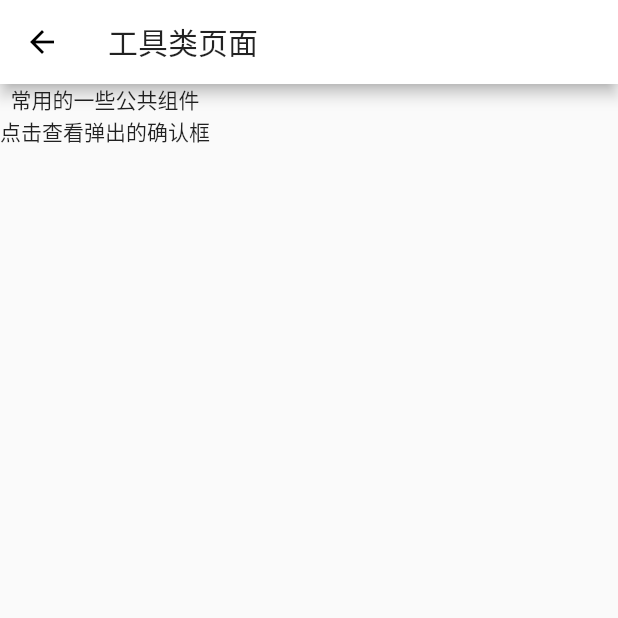
After one commit to yangchunboy/flutter, a Flutter app: the screen it shows after launch, after a tap on "点击跳转工具页面", on a phone screen of 412 x 824 dp, the top half of it. The commit adds this screen. Run offline on Flutter 3.47's test engine with Material 2 defaults, Android fonts, the phone set to English and light mode, and no system bars; our stand-ins replace dio, flutter_screenutil.

Commit message:
新增了provider的demo

```diff
--- a/lib/config/ConfigData.dart
+++ b/lib/config/ConfigData.dart
@@ -1,10 +1,10 @@
 /// 存储一些基本的可配置信息，以及key和账号等信息
 
 class ConfigData {
-  // 设计图的宽度
+  // 设计图的宽度用于初始化flutter_screenutil包
   static const int width = 750;
 
-  // 设计图的高度
+  // 设计图的高度用于初始化flutter_screenutil包
   static const int height = 1335;
 
 }
--- a/lib/pages/demo/DemoPage.dart
+++ b/lib/pages/demo/DemoPage.dart
@@ -4,7 +4,7 @@ import 'package:flutter/widgets.dart';
 class DemoPage extends  StatefulWidget{
 
   final Map params;
-  DemoPage(this.params);
+  DemoPage({this.params});
 
   @override
   _DemoPage createState() {
--- a/lib/pages/home/HomePage.dart
+++ b/lib/pages/home/HomePage.dart
@@ -38,6 +38,18 @@ class _HomePageState extends State<HomePage>{
               Navigator.pushNamed(context, '/detail');
             },
             child: Text('点击跳转详情页面'),
+          ),
+          FlatButton(
+            onPressed: () {
+              Navigator.pushNamed(context, '/tools');
+            },
+            child: Text('点击跳转工具页面'),
+          ),
+          FlatButton(
+            onPressed: () {
+              Navigator.pushNamed(context, '/provider');
+            },
+            child: Text('点击跳转providerDemo'),
           )
         ],
       )
--- /dev/null
+++ b/lib/pages/tools/toolsPage.dart
@@ -0,0 +1,38 @@
+import 'package:app/utils/utils.dart';
+import 'package:flutter/material.dart';
+
+class ToolsPage extends  StatefulWidget{
+
+  final Map params;
+  ToolsPage({this.params});
+
+  @override
+  _ToolsPage createState() {
+    return _ToolsPage();
+  }
+
+}
+
+class _ToolsPage extends State<ToolsPage>{
+  // print(widget.params);
+  @override
+  Widget build(BuildContext context) {
+    return Scaffold(
+      appBar: AppBar(
+        title: Text('工具类页面'),
+      ),
+      body: Column(
+        children: <Widget>[
+          Text('常用的一些公共组件'),
+          InkWell(
+            onTap: (){
+              Utils.showConfirmDialog(context, '确定要删除吗？', (){});
+            },
+            child: Text('点击查看弹出的确认框'),
+          )
+        ]
+      ),
+    );
+  }
+
+}
--- a/lib/router/router.dart
+++ b/lib/router/router.dart
@@ -1,14 +1,18 @@
+import 'package:app/pages/tools/toolsPage.dart';
 import 'package:flutter/material.dart';
 import 'package:app/pages/home/HomePage.dart';
 import 'package:app/pages/product/ProductPage.dart';
 import 'package:app/pages/detail/DetailPage.dart';
+import 'package:app/pages/providerDemo/ProviderDemo.dart';
 
 
 class Router {
   static Map routes = {
     '/': (params) => HomePage(),
     '/product': (params) => ProductPage(params: params),
-    '/detail': (params) => DetailPage()
+    '/detail': (params) => DetailPage(),
+    '/tools': (params) => ToolsPage(),
+    '/provider': (params) => ProviderDemoPage(),
   };
 
   static onGenerateRoute(settings) {
--- a/lib/theme/ColorTheme.dart
+++ b/lib/theme/ColorTheme.dart
@@ -7,6 +7,8 @@ class ColorTheme {
   static ThemeData light() {
     return ThemeData(
       primaryColor: primary,
+      // textTheme:
+      // dialogBackgroundColor: dark_primary
       // accentColor: primary
     );
   }
--- a/lib/theme/StyleTheme.dart
+++ /dev/null
@@ -1,3 +0,0 @@
-class StyleTheme {
-
-}
--- a/pubspec.yaml
+++ b/pubspec.yaml
@@ -20,6 +20,7 @@ dependencies:
   flutter:
     sdk: flutter
   dio: 3.0.10
+  provider: 4.3.2+2
   flutter_screenutil: 2.3.0
 
 dev_dependencies:
```
Also changed, not shown: lib/main.dart (+8 -1 lines), lib/pages/providerDemo/ProviderDemo.dart (added, +50 -0 lines), lib/provider/CountModel.dart (added, +12 -0 lines), pubspec.lock.
